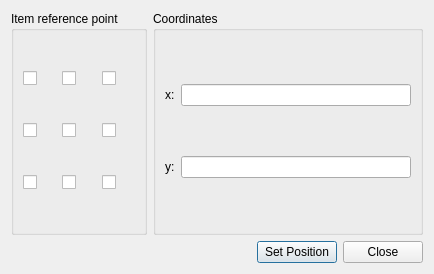
Qt form qgis/src/ui/qgsitempositiondialogbase.ui (sourcepole/qgis) before a commit.
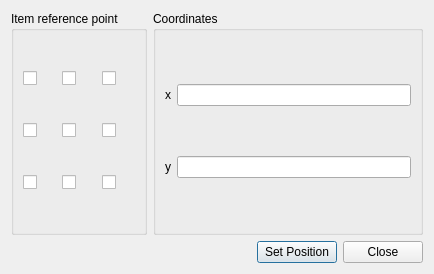
The same form after that commit.

The edit to the form file:
```diff
--- a/qgis/src/ui/qgsitempositiondialogbase.ui
+++ b/qgis/src/ui/qgsitempositiondialogbase.ui
@@ -94,9 +94,9 @@
       <item row="0" column="0" >
        <layout class="QHBoxLayout" >
         <item>
-         <widget class="QLabel" name="mXLabel" >
-          <property name="text" >
-           <string>x:</string>
+         <widget class="QLabel" name="mXLabel">
+          <property name="text">
+           <string>x</string>
           </property>
          </widget>
         </item>
@@ -108,9 +108,9 @@
       <item row="1" column="0" >
        <layout class="QHBoxLayout" >
         <item>
-         <widget class="QLabel" name="mYLabel" >
-          <property name="text" >
-           <string>y:</string>
+         <widget class="QLabel" name="mYLabel">
+          <property name="text">
+           <string>y</string>
           </property>
          </widget>
         </item>
```
Left out of the diff: 111 changed lines with no effect on the pictures.
